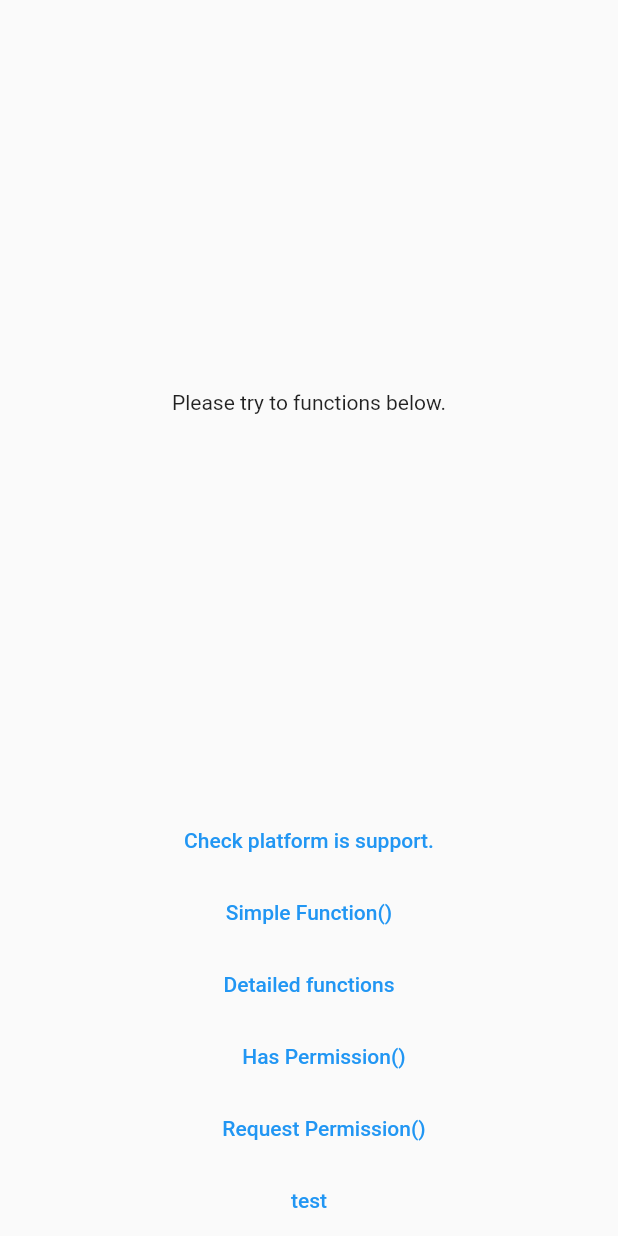
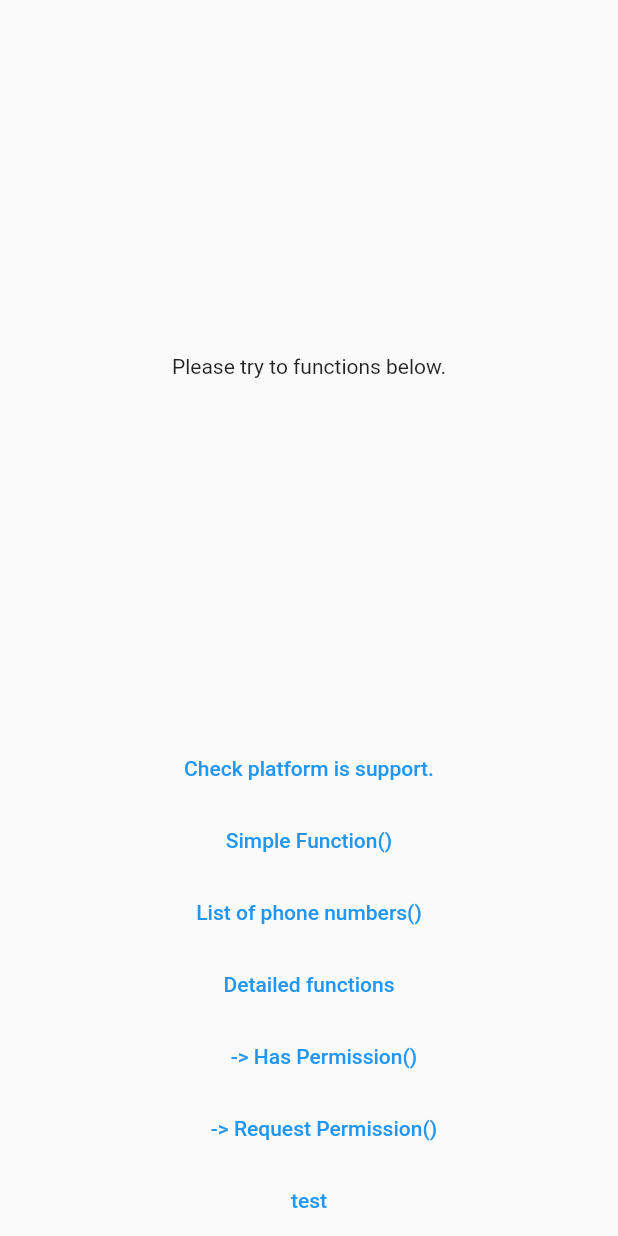
Before and after one commit to ssk-flutter/get_phone_number, a Flutter app: the screen it shows after launch, on a phone screen of 412 x 824 dp. Run offline on Flutter 3.47's test engine with Material 2 defaults, Android fonts, the phone set to English and light mode, and no system bars.

Commit message:
getListPhoneNumber

```diff
--- a/example/lib/main.dart
+++ b/example/lib/main.dart
@@ -31,6 +31,9 @@ class _MyAppState extends State<MyApp> {
                 child: Text('Simple Function()'),
                 onPressed: () => onSimpleFunction()),
             TextButton(
+                child: Text('List of phone numbers()'),
+                onPressed: () => onListOfPhoneNumbersFunction()),
+            TextButton(
                 child: Text('Detailed functions'),
                 onPressed: () => onDetailedFunctions()),
             Padding(
@@ -39,13 +42,13 @@ class _MyAppState extends State<MyApp> {
                 crossAxisAlignment: CrossAxisAlignment.stretch,
                 children: [
                   TextButton(
-                      child: Text('Has Permission()'),
+                      child: Text('-> Has Permission()'),
                       onPressed: () async {
                         final result = await GetPhoneNumber().hasPermission();
                         setState(() => message = 'has permission: $result');
                       }),
                   TextButton(
-                      child: Text('Request Permission()'),
+                      child: Text('-> Request Permission()'),
                       onPressed: () async {
                         final result =
                             await GetPhoneNumber().requestPermission();
@@ -67,6 +70,14 @@ class _MyAppState extends State<MyApp> {
 
     final result = await GetPhoneNumber().get();
     setState(() => message = 'Your phone number is "$result"');
+  }
+
+  onListOfPhoneNumbersFunction() async {
+    setState(() => message = 'Trying... No need to handle exceptions.');
+
+    final list = await GetPhoneNumber().getListPhoneNumber();
+
+    setState(() => message = 'List of phone number is "$list"');
   }
 
   onDetailedFunctions() async {
--- a/lib/get_phone_number.dart
+++ b/lib/get_phone_number.dart
@@ -50,7 +50,7 @@ class GetPhoneNumber {
     return result;
   }
 
-  /// test
+  /// get list of SimCard
   Future<List<SimCard>> getSimCardList() async {
     final String json = await _channel.invokeMethod('getSimCardList');
 
@@ -74,4 +74,10 @@ class GetPhoneNumber {
       return '';
     }
   }
+
+  /// get list of Phone number
+  Future<List<String>> getListPhoneNumber() async {
+    final result = await getSimCardList();
+    return result.map((e) => e.number).toList();
+  }
 }
```
